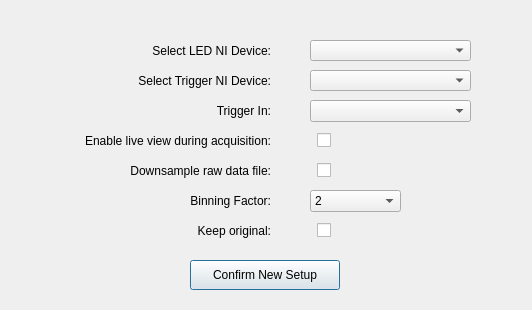
The window that src/app/src/advancedsetupdialog.ui (CuriBio/nautilus_acquisition) describes before a commit, drawn with Qt 5.
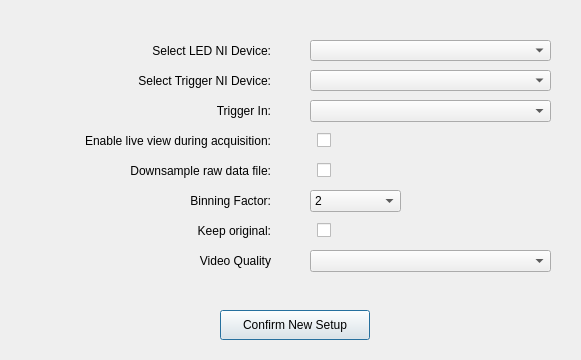
The same window after the commit.

Commit message: Video quality options (#106)

```diff
--- a/src/app/src/advancedsetupdialog.ui
+++ b/src/app/src/advancedsetupdialog.ui
@@ -6,8 +6,8 @@
    <rect>
     <x>0</x>
     <y>0</y>
-    <width>532</width>
-    <height>310</height>
+    <width>581</width>
+    <height>360</height>
    </rect>
   </property>
   <property name="windowTitle">
@@ -18,7 +18,7 @@
     <rect>
      <x>310</x>
      <y>40</y>
-     <width>161</width>
+     <width>241</width>
      <height>21</height>
     </rect>
    </property>
@@ -42,8 +42,8 @@
   <widget class="QPushButton" name="updateSetupBtn">
    <property name="geometry">
     <rect>
-     <x>190</x>
-     <y>260</y>
+     <x>220</x>
+     <y>310</y>
      <width>150</width>
      <height>30</height>
     </rect>
@@ -73,7 +73,7 @@
     <rect>
      <x>310</x>
      <y>100</y>
-     <width>161</width>
+     <width>241</width>
      <height>22</height>
     </rect>
    </property>
@@ -250,11 +250,40 @@
     <rect>
      <x>310</x>
      <y>70</y>
-     <width>161</width>
+     <width>241</width>
      <height>21</height>
     </rect>
    </property>
   </widget>
+  <widget class="QLabel" name="label_8">
+   <property name="geometry">
+    <rect>
+     <x>10</x>
+     <y>250</y>
+     <width>261</width>
+     <height>21</height>
+    </rect>
+   </property>
+   <property name="styleSheet">
+    <string notr="true"/>
+   </property>
+   <property name="text">
+    <string>Video Quality</string>
+   </property>
+   <property name="alignment">
+    <set>Qt::AlignRight|Qt::AlignTrailing|Qt::AlignVCenter</set>
+   </property>
+  </widget>
+  <widget class="QComboBox" name="videoQualityList">
+   <property name="geometry">
+    <rect>
+     <x>310</x>
+     <y>250</y>
+     <width>241</width>
+     <height>22</height>
+    </rect>
+   </property>
+  </widget>
  </widget>
  <resources/>
  <connections/>
```
Left out of the diff: 4 changed lines with no effect on the pictures. The commit also changes 8 other files.
